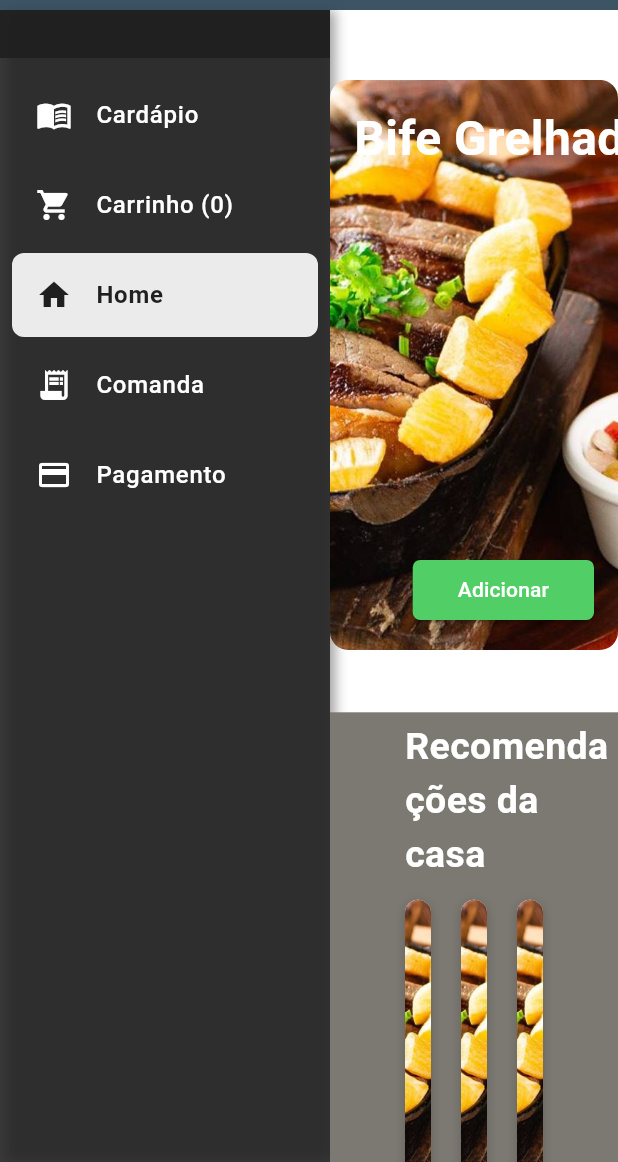
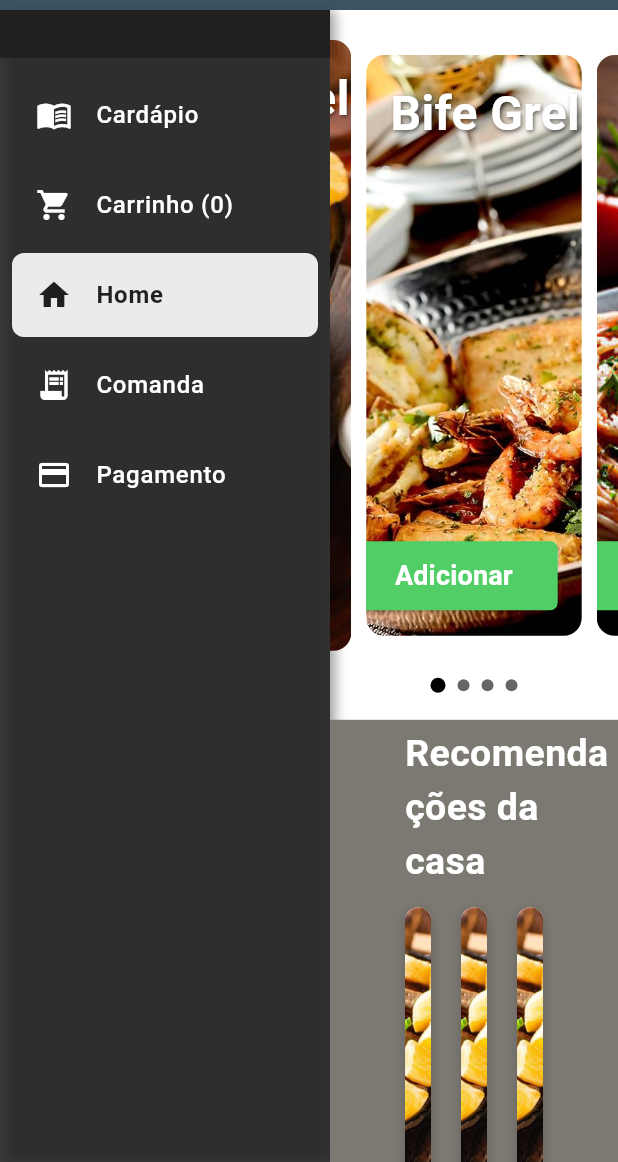
Before and after one commit to WorkspaceCardappio/mobile, a Flutter app: the screen it shows after launch, on a phone screen of 412 x 824 dp, the part 74-1236 px from its top. Run offline on Flutter 3.47's test engine with Material 3 defaults, Android fonts, the phone set to English and light mode, and no system bars.

Commit message:
feat: começando criação do carrossel

```diff
--- a/cardappio_mobile/lib/view/screens/home/home_screen.dart
+++ b/cardappio_mobile/lib/view/screens/home/home_screen.dart
@@ -32,10 +32,40 @@ final List<MenuItem> houseRecommendations = [
       price: 'R\$ 47,99'),
 ];
 
-class HomeScreen extends StatelessWidget {
+List<String> promoImages = [
+  'lib/images/prato.jpeg',
+  'lib/images/camarao.jpeg',
+  'lib/images/macarrao.jpeg',
+  'lib/images/pf.jpeg',
+];
+
+class HomeScreen extends StatefulWidget {
   final Function(Menu menu) onQuickOrder;
 
   const HomeScreen({super.key, required this.onQuickOrder});
+
+  @override
+  State<HomeScreen> createState() => _HomeScreenState();
+}
+
+class _HomeScreenState extends State<HomeScreen> {
+  late PageController _pageController;
+  int _activePage = 0;
+
+  @override
+  void initState() {
+    super.initState();
+    _pageController = PageController(
+      viewportFraction: 0.8,
+      initialPage: 1,
+    );
+  }
+
+  @override
+  void dispose() {
+    _pageController.dispose();
+    super.dispose();
+  }
 
   void _handleQuickOrder(BuildContext context) async {
     final overlay = OverlayEntry(
@@ -54,7 +84,7 @@ class HomeScreen extends StatelessWidget {
           : null;
 
       if (activeMenu != null) {
-        onQuickOrder(activeMenu);
+        widget.onQuickOrder(activeMenu);
       } else {
         if (context.mounted) {
           ScaffoldMessenger.of(context).showSnackBar(
@@ -79,29 +109,32 @@ class HomeScreen extends StatelessWidget {
     }
   }
 
-  Widget _buildPromotionalSection(BuildContext context, MenuItem item) {
-    return Center(
-      child: SizedBox(
-        width: MediaQuery.of(context).size.width * 0.5,
-        height: 380,
+  Widget _buildPromotionalCarouselItem(BuildContext context, String imagePath, int index) {
+
+    final item = promoItem;
+    bool active = index == _activePage;
+    double marginVertical = active ? 10 : 20;
+
+    return AnimatedContainer(
+      duration: const Duration(milliseconds: 500),
+      curve: Curves.easeInOutCubic,
+      margin: EdgeInsets.symmetric(horizontal: 5.0, vertical: marginVertical),
       child: Stack(
         children: [
           ClipRRect(
             borderRadius: BorderRadius.circular(12),
             child: Image.asset(
-                item.imageUrl,
-                width: 800,
-                height: 400,
+              imagePath,
+              width: double.infinity,
+              height: double.infinity,
               fit: BoxFit.cover,
               alignment: Alignment.center,
               errorBuilder: (context, error, stackTrace) => Container(
-                  width: 800,
-                  height: 400,
                 color: const Color.fromARGB(255, 182, 13, 13),
                 alignment: Alignment.center,
-                  child: Text(
-                    'Erro ao carregar imagem: ${item.name}',
-                    style: const TextStyle(color: Colors.white, fontSize: 18),
+                child: const Text(
+                  'Erro de Imagem',
+                  style: TextStyle(color: Colors.white, fontSize: 18),
                 ),
               ),
             ),
@@ -116,6 +149,9 @@ class HomeScreen extends StatelessWidget {
                   color: Colors.white,
                   fontSize: 32,
                   fontWeight: FontWeight.bold,
+                  shadows: [
+                  Shadow(offset: Offset(1, 1), blurRadius: 3.0, color: Colors.black54)
+                ]
                 ),
               ),
             ),
@@ -133,13 +169,25 @@ class HomeScreen extends StatelessWidget {
                   ),
                   padding: const EdgeInsets.symmetric(horizontal: 30, vertical: 10),
                 ),
-                child: const Text('Adicionar'),
+                child: const Text('Adicionar', style: TextStyle(fontSize: 18, fontWeight: FontWeight.bold)),
               ),
             ),
           ],
         ),
-      ),
       );
+  }
+
+  List<Widget> _buildPageIndicators() {
+    return List<Widget>.generate(promoImages.length, (index) {
+      return Container(
+        margin: const EdgeInsets.symmetric(horizontal: 4.0),
+        width: _activePage == index ? 10.0 : 8.0,
+        height: _activePage == index ? 10.0 : 8.0,
+        decoration: BoxDecoration(
+            color: _activePage == index ? Colors.black : Colors.black.withOpacity(0.6),
+            shape: BoxShape.circle),
+      );
+    });
   }
 
   Widget _buildRecommendationCard(BuildContext context, MenuItem item, Function onTap, double itemWidth) {
@@ -219,16 +267,48 @@ class HomeScreen extends StatelessWidget {
     const double horizontalPadding = 50.0;
     const double itemSpacing = 20.0;
     const int itemsInView = 3;
+    final double carouselWidth = MediaQuery.of(context).size.width * 0.5;
 
     return Column(
       children: [
         const SizedBox(height: 10),
+
+        //carrossel
          SizedBox(
             height: MediaQuery.of(context).size.height * 0.55,
-          child: _buildPromotionalSection(context, promoItem),
+            width: carouselWidth,
+          child: Column(
+            children: [
+              Expanded(
+                    child: PageView.builder(
+                      controller: _pageController,
+                      itemCount: promoImages.length,
+
+                      onPageChanged: (int page) {
+                        setState(() {
+                          _activePage = page;
+                        });
+                      },
+                      itemBuilder: (context, index) {
+                        return _buildPromotionalCarouselItem(context, promoImages[index], index);
+                      },
                   ),
-        const SizedBox(height: 5),
+                  ),
 
+               Padding(
+                 padding: const EdgeInsets.only(top: 8.0, bottom: 8.0),
+                  child: Row(
+                    mainAxisAlignment: MainAxisAlignment.center,
+                    children: _buildPageIndicators(),
+                  ),
+               ),
+              ],
+            ),
+         ),
+
+              const SizedBox(height: 10),
+
+        //recomendações da casa
         Expanded(
           child: Container(
             color: const Color(0xFF7c7973),
```
Lines whose indentation alone changed are shown as unchanged.
